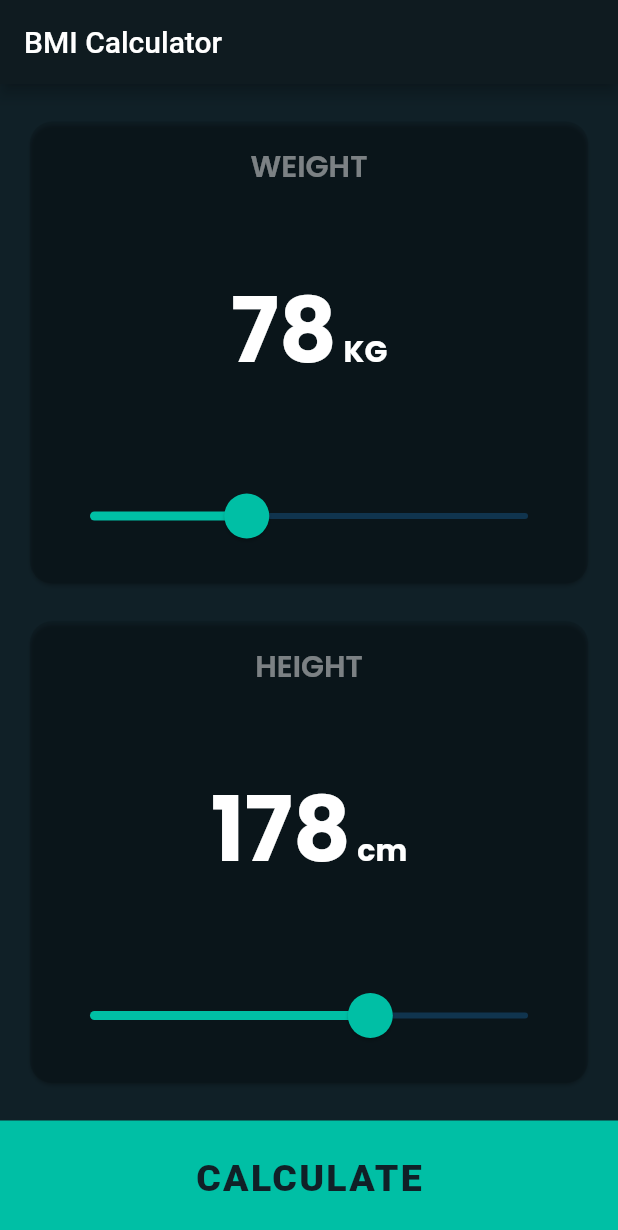
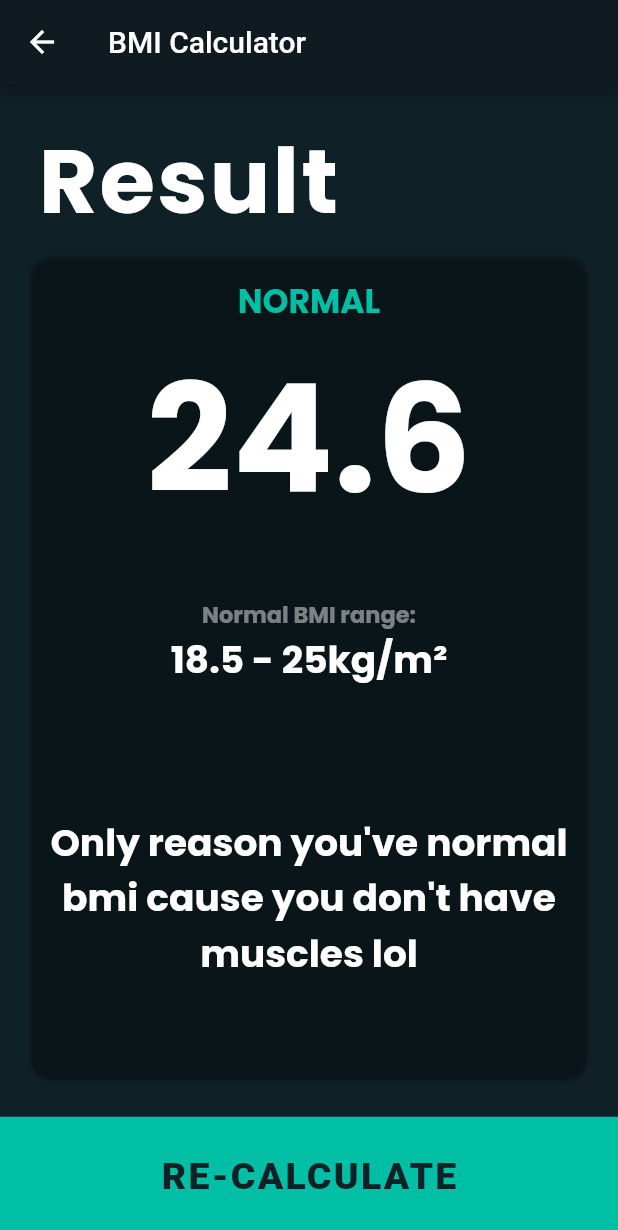
Before and after one commit to rahul-chaudhary/bmi_calculator, a Flutter app: the screen it shows after launch, after a tap on "CALCULATE", on a phone screen of 412 x 824 dp. Shown: the top 1230 px of the screen. Run offline on Flutter 3.47's test engine with Material 2 defaults, Android fonts, the phone set to English and light mode, and no system bars; our stand-ins replace google_fonts.

Commit message:
Work required

```diff
--- a/lib/color_container.dart
+++ b/lib/color_container.dart
@@ -12,4 +12,6 @@ class ColorContainer {
   Color cardColor = Color(0x1a000000); //0x1affffff
   Color activeSliderColor = Color(0xFF00BFA5);
   Color inactiveSliderColor = Color(0x8000BFA5);
+  Color underWeightColor = Colors.red;
+  Color overWeightColor = Colors.amber.shade400;
 }
--- a/lib/homepage.dart
+++ b/lib/homepage.dart
@@ -2,11 +2,18 @@ import 'package:flutter/cupertino.dart';
 import 'package:flutter/material.dart';
 import 'package:bmi_cal/bmi_card.dart';
 import 'package:bmi_cal/color_container.dart';
+import 'package:bmi_cal/result_page.dart';
+import 'package:flutter/services.dart';
+
+BMICard bmiCard = BMICard();
+ColorContainer colorContainer = ColorContainer();
 
 double _weightCurrentValue = 78;
 double _heightCurrentValue = 178;
 
 class HomePage extends StatefulWidget {
+  double getWeight() => _weightCurrentValue;
+  double getHeight() => _heightCurrentValue;
   const HomePage({Key? key}) : super(key: key);
 
   @override
@@ -14,11 +21,10 @@ class HomePage extends StatefulWidget {
 }
 
 class _HomePageState extends State<HomePage> {
-  BMICard bmiCard = BMICard();
-  ColorContainer colorContainer = ColorContainer();
-
   @override
   Widget build(BuildContext context) {
+    SystemChrome.setEnabledSystemUIOverlays(
+        [SystemUiOverlay.top]); //To enable fullscreen support
     return Column(
       crossAxisAlignment: CrossAxisAlignment.stretch,
       children: [
@@ -143,7 +149,14 @@ class _HomePageState extends State<HomePage> {
         Expanded(
           flex: 1,
           child: TextButton(
-            onPressed: () {},
+            onPressed: () {
+              Navigator.push(
+                context,
+                MaterialPageRoute(
+                  builder: (context) => ResultPage(),
+                ),
+              );
+            },
             child: Text(
               'CALCULATE',
               style: TextStyle(
--- a/lib/main.dart
+++ b/lib/main.dart
@@ -3,6 +3,7 @@ import 'package:flutter/material.dart';
 import 'package:google_fonts/google_fonts.dart';
 import 'package:bmi_cal/homepage.dart';
 import 'package:bmi_cal/color_container.dart';
+import 'package:bmi_cal/result_page.dart';
 
 void main() {
   ColorContainer colorContainer = ColorContainer();
--- a/lib/result_page.dart
+++ b/lib/result_page.dart
@@ -1,3 +1,158 @@
+import 'dart:math';
+
 import 'package:flutter/material.dart';
+import 'package:bmi_cal/color_container.dart';
+import 'package:flutter/services.dart';
+import 'package:google_fonts/google_fonts.dart';
+import 'package:bmi_cal/bmi_card.dart';
+import 'package:bmi_cal/homepage.dart';
 
-class ResultPage {}
+ColorContainer colorContainer = ColorContainer();
+BMICard bmiCard = BMICard();
+HomePage homePage = HomePage();
+
+String _bmiMessage = 'message here';
+Color _bmiCardTitleColor = colorContainer.accentColor;
+
+class ResultPage extends StatelessWidget {
+  const ResultPage({Key? key}) : super(key: key);
+
+  @override
+  Widget build(BuildContext context) {
+    SystemChrome.setEnabledSystemUIOverlays(
+        [SystemUiOverlay.top]); //To enable fullscreen support
+    return Scaffold(
+      backgroundColor: colorContainer.scaffoldBackgroundColor,
+      appBar: AppBar(
+        title: Text('BMI Calculator'),
+      ),
+      body: SafeArea(
+        child: Column(
+          mainAxisAlignment: MainAxisAlignment.spaceAround,
+          crossAxisAlignment: CrossAxisAlignment.stretch,
+          children: [
+            SizedBox(height: 20.0),
+            Expanded(
+              flex: 13,
+              child: Padding(
+                padding: const EdgeInsets.symmetric(horizontal: 25.0),
+                child: Text(
+                  'Result',
+                  style: GoogleFonts.poppins(
+                    fontSize: 60.0,
+                    fontWeight: FontWeight.bold,
+                    letterSpacing: 1.5,
+                  ),
+                ),
+              ),
+            ),
+            bmiCard.expandedCardWidget(
+              contents: [
+                Column(
+                  children: [
+                    Text(
+                      bmiVerdictTitle(),
+                      textAlign: TextAlign.center,
+                      style: GoogleFonts.poppins(
+                        fontSize: 22.0,
+                        fontWeight: FontWeight.bold,
+                        color: _bmiCardTitleColor,
+                      ),
+                    ),
+                    Text(
+                      calculateBMI().toStringAsFixed(1),
+                      textAlign: TextAlign.center,
+                      style: GoogleFonts.poppins(
+                        fontSize: 100.0,
+                        fontWeight: FontWeight.bold,
+                      ),
+                    ),
+                  ],
+                ),
+                Column(
+                  children: [
+                    Text(
+                      'Normal BMI range:',
+                      textAlign: TextAlign.center,
+                      style: GoogleFonts.poppins(
+                        fontSize: 15.0,
+                        fontWeight: FontWeight.bold,
+                        color: colorContainer.secondaryTextColor,
+                      ),
+                    ),
+                    Text(
+                      '18.5 - 25kg/m²',
+                      textAlign: TextAlign.center,
+                      style: GoogleFonts.poppins(
+                        fontSize: 25.0,
+                        fontWeight: FontWeight.bold,
+                      ),
+                    ),
+                    SizedBox(height: 85.0),
+                    Text(
+                      _bmiMessage,
+                      textAlign: TextAlign.center,
+                      style: GoogleFonts.poppins(
+                        fontSize: 25.0,
+                        fontWeight: FontWeight.bold,
+                      ),
+                    ),
+                    SizedBox(height: 50.0),
+                  ],
+                ),
+              ],
+              flex: 76,
+            ),
+            SizedBox(height: 25.0),
+            Expanded(
+              flex: 11,
+              child: TextButton(
+                onPressed: () {
+                  Navigator.pop(context);
+                },
+                child: Text(
+                  'RE-CALCULATE',
+                  style: TextStyle(
+                    fontSize: 25.0,
+                    fontWeight: FontWeight.w900,
+                    letterSpacing: 1.5,
+                    color: colorContainer.scaffoldBackgroundColor,
+                  ),
+                ),
+                style: TextButton.styleFrom(
+                  primary: colorContainer.scaffoldBackgroundColor,
+                  backgroundColor: colorContainer.accentColor,
+                  shape: RoundedRectangleBorder(
+                      borderRadius: BorderRadius.zero), //😍
+                ),
+              ),
+            ),
+          ],
+        ),
+      ),
+    );
+  }
+}
+
+double calculateBMI() {
+  return homePage.getWeight() / pow(homePage.getHeight() * 0.01, 2);
+  //BMI formula = weight(kg) / height^2(m);
+  //converting height in cm toto m by multiplying it with 0.01 meters
+}
+
+String bmiVerdictTitle() {
+  if (calculateBMI() < 18.5) {
+    _bmiMessage = 'Eat you fucking stick';
+    _bmiCardTitleColor = colorContainer.underWeightColor;
+    return 'UNDERWEIGHT';
+  } else if (calculateBMI() >= 18.5 && calculateBMI() <= 25) {
+    _bmiMessage =
+        'Only reason you\'ve normal bmi cause you don\'t have muscles lol';
+    _bmiCardTitleColor = colorContainer.accentColor;
+    return 'NORMAL';
+  } else {
+    _bmiMessage = 'Eat less u fatass';
+    _bmiCardTitleColor = colorContainer.overWeightColor;
+    return 'Overweight';
+  }
+}
```
Also changed, not shown: pubspec.lock.
